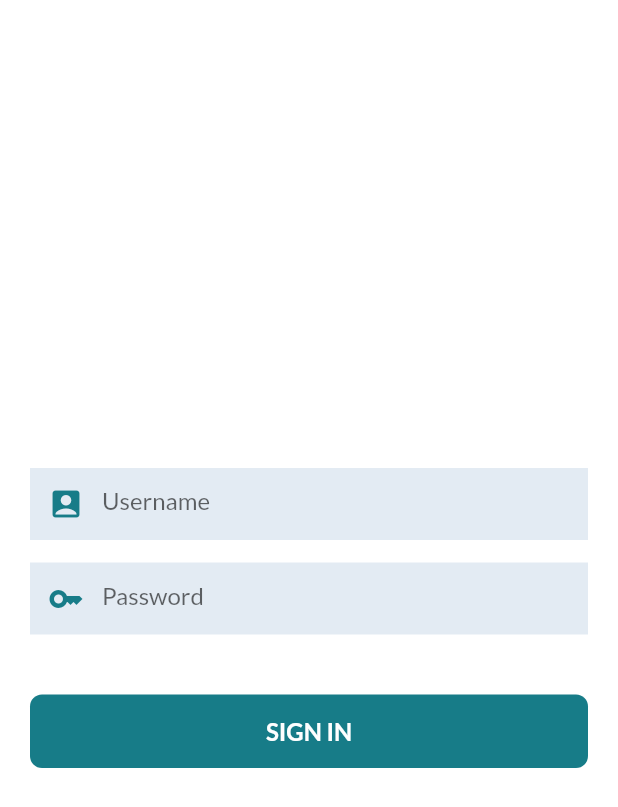
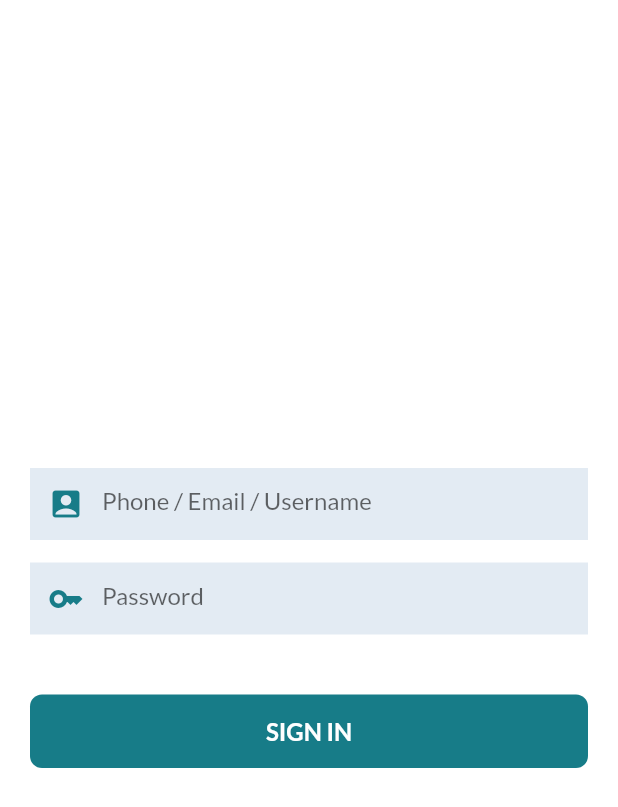
Before and after one commit to KomalJaiswal10/Amal, a Flutter app: the screen it shows after launch, on a phone screen of 412 x 824 dp. Shown: the top 807 px of the screen. Run offline on Flutter 3.47's test engine with Material 3 defaults, Android fonts, the phone set to English and light mode, and no system bars; drawn by our look-alikes of animated_text_kit; our stand-ins replace flutter_bloc, page_transition.

Commit message:
theme added

```diff
--- a/lib/main.dart
+++ b/lib/main.dart
@@ -1,5 +1,6 @@
 import 'package:amal/service/constant/colors.dart';
 import 'package:amal/service/constant/finals.dart';
+import 'package:amal/service/constant/strings.dart';
 import 'package:amal/service/theme/cubit/theme_cubit.dart';
 import 'package:amal/service/theme/cubit/theme_state.dart';
 import 'package:amal/view/src/intro/splash.dart';
@@ -20,7 +21,7 @@ class MyApp extends StatelessWidget {
         child: BlocBuilder<ThemeCubit, ThemeState>(builder: (context, state) {
           return MaterialApp(
             debugShowCheckedModeBanner: false,
-            title: 'Amal',
+            title: AppString.appName,
             theme: state.themeData,
             navigatorKey: AppFinals.globalStateKey,
             home: const SplashScreen(),
--- a/lib/view/src/authentication/login.dart
+++ b/lib/view/src/authentication/login.dart
@@ -1,4 +1,3 @@
-
 import 'package:amal/service/constant/finals.dart';
 import 'package:amal/service/theme/cubit/theme_cubit.dart';
 import 'package:amal/view/widgets/buttons.dart';
@@ -19,7 +18,7 @@ class LoginPage extends StatelessWidget {
           mainAxisAlignment: MainAxisAlignment.center,
           children: [
             const CustomTextField(
-              hint: 'Username',
+              hint: 'Phone / Email / Username',
               prefixIcon: Icons.account_box,
             ),
             15.heigth,
```
